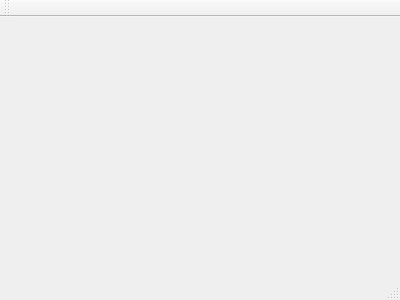
The window that mainwindow.ui (thomashayden/rocket-ground-station) describes before a commit, drawn with Qt 5.
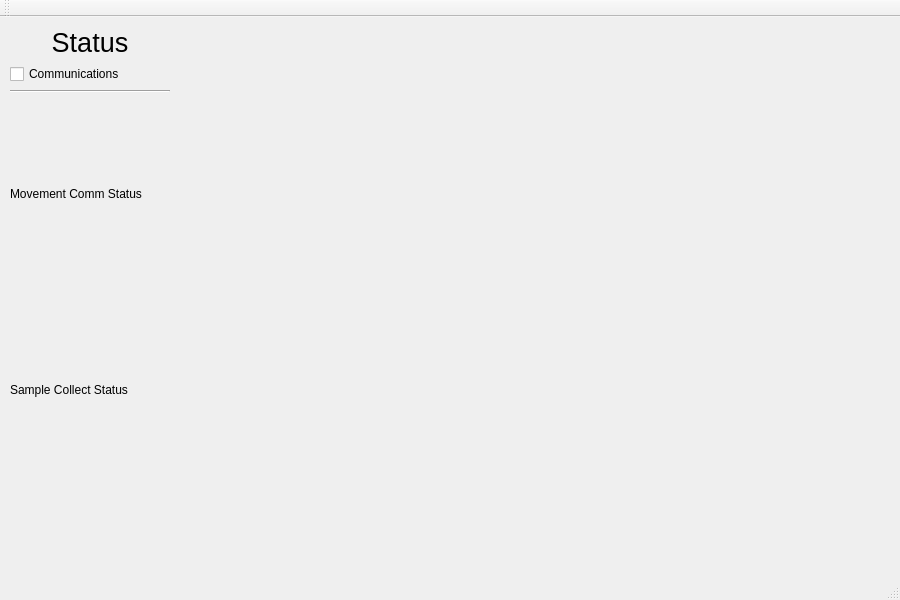
The same window after the commit.

Commit message: Basic layout

```diff
--- a/mainwindow.ui
+++ b/mainwindow.ui
@@ -1,24 +1,225 @@
 <ui version="4.0">
  <class>MainWindow</class>
- <widget class="QMainWindow" name="MainWindow" >
-  <property name="geometry" >
+ <widget class="QMainWindow" name="MainWindow">
+  <property name="enabled">
+   <bool>true</bool>
+  </property>
+  <property name="geometry">
    <rect>
     <x>0</x>
     <y>0</y>
-    <width>400</width>
-    <height>300</height>
+    <width>900</width>
+    <height>600</height>
    </rect>
   </property>
-  <property name="windowTitle" >
-   <string>MainWindow</string>
+  <property name="sizePolicy">
+   <sizepolicy hsizetype="Minimum" vsizetype="Minimum">
+    <horstretch>0</horstretch>
+    <verstretch>0</verstretch>
+   </sizepolicy>
   </property>
-  <widget class="QMenuBar" name="menuBar" />
-  <widget class="QToolBar" name="mainToolBar" />
-  <widget class="QWidget" name="centralWidget" />
-  <widget class="QStatusBar" name="statusBar" />
+  <property name="minimumSize">
+   <size>
+    <width>0</width>
+    <height>0</height>
+   </size>
+  </property>
+  <property name="maximumSize">
+   <size>
+    <width>999999</width>
+    <height>999999</height>
+   </size>
+  </property>
+  <property name="windowTitle">
+   <string>Ground Station</string>
+  </property>
+  <widget class="QWidget" name="centralWidget">
+   <property name="sizePolicy">
+    <sizepolicy hsizetype="Fixed" vsizetype="Fixed">
+     <horstretch>0</horstretch>
+     <verstretch>0</verstretch>
+    </sizepolicy>
+   </property>
+   <property name="minimumSize">
+    <size>
+     <width>800</width>
+     <height>480</height>
+    </size>
+   </property>
+   <property name="maximumSize">
+    <size>
+     <width>800</width>
+     <height>480</height>
+    </size>
+   </property>
+   <widget class="QWidget" name="widget" native="true">
+    <property name="geometry">
+     <rect>
+      <x>-1</x>
+      <y>-1</y>
+      <width>800</width>
+      <height>480</height>
+     </rect>
+    </property>
+    <property name="sizePolicy">
+     <sizepolicy hsizetype="Fixed" vsizetype="Fixed">
+      <horstretch>0</horstretch>
+      <verstretch>0</verstretch>
+     </sizepolicy>
+    </property>
+    <property name="minimumSize">
+     <size>
+      <width>800</width>
+      <height>480</height>
+     </size>
+    </property>
+    <property name="maximumSize">
+     <size>
+      <width>800</width>
+      <height>480</height>
+     </size>
+    </property>
+    <layout class="QHBoxLayout" name="horizontalLayout">
+     <property name="spacing">
+      <number>0</number>
+     </property>
+     <property name="leftMargin">
+      <number>0</number>
+     </property>
+     <property name="topMargin">
+      <number>0</number>
+     </property>
+     <property name="rightMargin">
+      <number>0</number>
+     </property>
+     <property name="bottomMargin">
+      <number>0</number>
+     </property>
+     <item>
+      <widget class="QWidget" name="widget_2" native="true">
+       <layout class="QVBoxLayout" name="verticalLayout">
+        <item>
+         <widget class="QLabel" name="label">
+          <property name="sizePolicy">
+           <sizepolicy hsizetype="Preferred" vsizetype="Fixed">
+            <horstretch>0</horstretch>
+            <verstretch>0</verstretch>
+           </sizepolicy>
+          </property>
+          <property name="font">
+           <font>
+            <pointsize>20</pointsize>
+            <weight>50</weight>
+            <bold>false</bold>
+            <underline>false</underline>
+           </font>
+          </property>
+          <property name="text">
+           <string>Status</string>
+          </property>
+          <property name="alignment">
+           <set>Qt::AlignCenter</set>
+          </property>
+         </widget>
+        </item>
+        <item>
+         <widget class="QCheckBox" name="checkBox">
+          <property name="text">
+           <string>Communications</string>
+          </property>
+         </widget>
+        </item>
+        <item>
+         <widget class="Line" name="line">
+          <property name="orientation">
+           <enum>Qt::Horizontal</enum>
+          </property>
+         </widget>
+        </item>
+        <item>
+         <widget class="QLabel" name="label_mvc">
+          <property name="sizePolicy">
+           <sizepolicy hsizetype="Fixed" vsizetype="Preferred">
+            <horstretch>0</horstretch>
+            <verstretch>0</verstretch>
+           </sizepolicy>
+          </property>
+          <property name="minimumSize">
+           <size>
+            <width>160</width>
+            <height>0</height>
+           </size>
+          </property>
+          <property name="maximumSize">
+           <size>
+            <width>160</width>
+            <height>16777215</height>
+           </size>
+          </property>
+          <property name="text">
+           <string>Movement Comm Status</string>
+          </property>
+         </widget>
+        </item>
+        <item>
+         <widget class="QLabel" name="label_smp">
+          <property name="text">
+           <string>Sample Collect Status</string>
+          </property>
+         </widget>
+        </item>
+       </layout>
+      </widget>
+     </item>
+     <item>
+      <widget class="QLabel" name="label_pic">
+       <property name="sizePolicy">
+        <sizepolicy hsizetype="Fixed" vsizetype="Fixed">
+         <horstretch>0</horstretch>
+         <verstretch>0</verstretch>
+        </sizepolicy>
+       </property>
+       <property name="minimumSize">
+        <size>
+         <width>640</width>
+         <height>480</height>
+        </size>
+       </property>
+       <property name="maximumSize">
+        <size>
+         <width>640</width>
+         <height>480</height>
+        </size>
+       </property>
+       <property name="text">
+        <string/>
+       </property>
+      </widget>
+     </item>
+    </layout>
+   </widget>
+  </widget>
+  <widget class="QMenuBar" name="menuBar">
+   <property name="geometry">
+    <rect>
+     <x>0</x>
+     <y>0</y>
+     <width>900</width>
+     <height>30</height>
+    </rect>
+   </property>
+  </widget>
+  <widget class="QToolBar" name="mainToolBar">
+   <attribute name="toolBarArea">
+    <enum>TopToolBarArea</enum>
+   </attribute>
+   <attribute name="toolBarBreak">
+    <bool>false</bool>
+   </attribute>
+  </widget>
+  <widget class="QStatusBar" name="statusBar"/>
  </widget>
- <layoutDefault spacing="6" margin="11" />
- <pixmapfunction></pixmapfunction>
+ <layoutdefault spacing="6" margin="11"/>
  <resources/>
  <connections/>
 </ui>
```
Left out of the diff: 1 changed line with no effect on the pictures. The commit also changes 2 other files.
